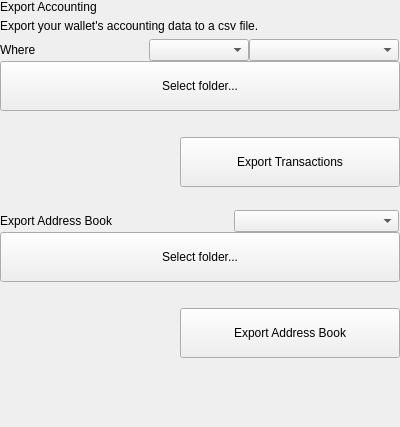
This is src/qt/pivx/settings/forms/settingsexportcsv.ui in altecoin-altc/ZNZ as Qt 5 draws it before an edit. The edited form follows.
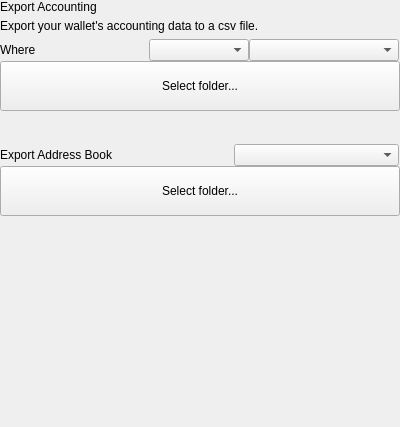
This is the edited form.

Commit message: Merge #1424: [GUI] One-click export to file

Patch:
```diff
--- a/src/qt/pivx/settings/forms/settingsexportcsv.ui
+++ b/src/qt/pivx/settings/forms/settingsexportcsv.ui
@@ -174,64 +174,6 @@
         </property>
        </spacer>
       </item>
-      <item>
-       <layout class="QHBoxLayout" name="horizontalLayout_7">
-        <item>
-         <spacer name="horizontalSpacer_5">
-          <property name="orientation">
-           <enum>Qt::Horizontal</enum>
-          </property>
-          <property name="sizeType">
-           <enum>QSizePolicy::Expanding</enum>
-          </property>
-          <property name="sizeHint" stdset="0">
-           <size>
-            <width>40</width>
-            <height>20</height>
-           </size>
-          </property>
-         </spacer>
-        </item>
-        <item>
-         <widget class="QPushButton" name="pushButtonSave">
-          <property name="minimumSize">
-           <size>
-            <width>220</width>
-            <height>50</height>
-           </size>
-          </property>
-          <property name="maximumSize">
-           <size>
-            <width>220</width>
-            <height>50</height>
-           </size>
-          </property>
-          <property name="focusPolicy">
-           <enum>Qt::NoFocus</enum>
-          </property>
-          <property name="text">
-           <string>Export Transactions</string>
-          </property>
-         </widget>
-        </item>
-       </layout>
-      </item>
-      <item>
-       <spacer name="verticalSpacer_2">
-        <property name="orientation">
-         <enum>Qt::Vertical</enum>
-        </property>
-        <property name="sizeType">
-         <enum>QSizePolicy::Fixed</enum>
-        </property>
-        <property name="sizeHint" stdset="0">
-         <size>
-          <width>20</width>
-          <height>5</height>
-         </size>
-        </property>
-       </spacer>
-      </item>
       <item>
        <widget class="QLabel" name="labelDivider">
         <property name="minimumSize">
@@ -251,30 +193,14 @@
         </property>
        </widget>
       </item>
-      <item>
-       <spacer name="verticalSpacer_3">
-        <property name="orientation">
-         <enum>Qt::Vertical</enum>
-        </property>
-        <property name="sizeType">
-         <enum>QSizePolicy::Minimum</enum>
-        </property>
-        <property name="sizeHint" stdset="0">
-         <size>
-          <width>20</width>
-          <height>5</height>
-         </size>
-        </property>
-       </spacer>
-      </item>
       <item>
        <layout class="QVBoxLayout" name="verticalLayoutAddressesExport">
         <property name="spacing">
          <number>0</number>
         </property>
         <item>
-         <widget class="QWidget" name="filtersContainer" native="true">
-          <layout class="QHBoxLayout" name="horizontalLayout">
+         <widget class="QWidget" name="filtersContainer1" native="true">
+          <layout class="QHBoxLayout" name="horizontalLayout1">
            <property name="spacing">
             <number>0</number>
            </property>
@@ -298,7 +224,7 @@
             </widget>
            </item>
            <item>
-            <spacer name="horizontalSpacer">
+            <spacer name="horizontalSpacer1">
              <property name="orientation">
               <enum>Qt::Horizontal</enum>
              </property>
@@ -347,64 +273,6 @@
         </item>
        </layout>
       </item>
-      <item>
-       <spacer name="verticalSpacer_6">
-        <property name="orientation">
-         <enum>Qt::Vertical</enum>
-        </property>
-        <property name="sizeType">
-         <enum>QSizePolicy::Fixed</enum>
-        </property>
-        <property name="sizeHint" stdset="0">
-         <size>
-          <width>20</width>
-          <height>20</height>
-         </size>
-        </property>
-       </spacer>
-      </item>
-      <item>
-       <layout class="QHBoxLayout" name="horizontalLayout_7">
-        <item>
-         <spacer name="horizontalSpacer_5">
-          <property name="orientation">
-           <enum>Qt::Horizontal</enum>
-          </property>
-          <property name="sizeType">
-           <enum>QSizePolicy::Expanding</enum>
-          </property>
-          <property name="sizeHint" stdset="0">
-           <size>
-            <width>40</width>
-            <height>20</height>
-           </size>
-          </property>
-         </spacer>
-        </item>
-        <item>
-         <widget class="QPushButton" name="pushButtonExportAddress">
-          <property name="minimumSize">
-           <size>
-            <width>220</width>
-            <height>50</height>
-           </size>
-          </property>
-          <property name="maximumSize">
-           <size>
-            <width>220</width>
-            <height>50</height>
-           </size>
-          </property>
-          <property name="focusPolicy">
-           <enum>Qt::NoFocus</enum>
-          </property>
-          <property name="text">
-           <string>Export Address Book</string>
-          </property>
-         </widget>
-        </item>
-       </layout>
-      </item>
      </layout>
     </widget>
    </item>
```
The commit also changes 5 other files.
